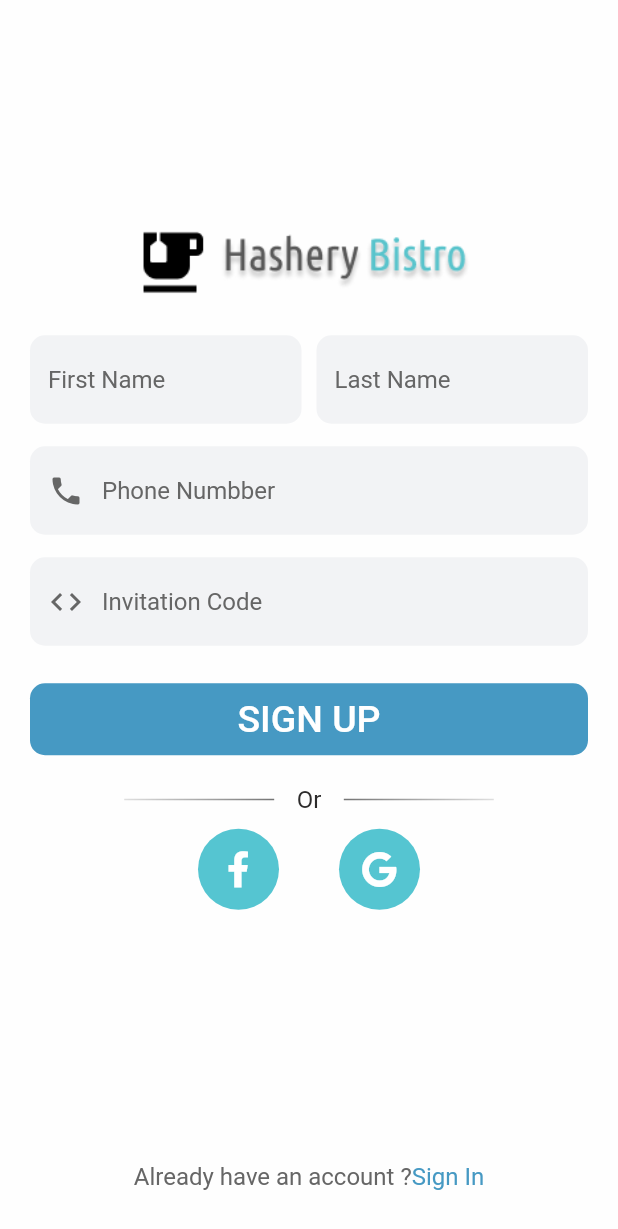
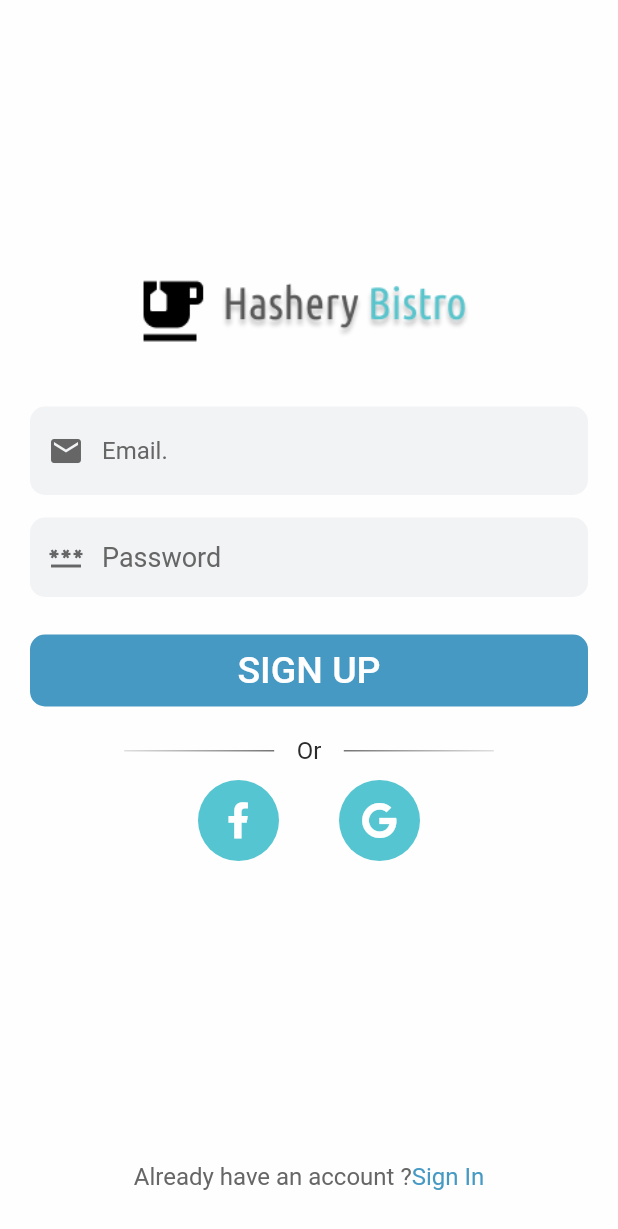
Before and after one commit to TeerapongP/flutter-food-delivery, a Flutter app: the screen it shows after launch, after a tap on "Sign Up", on a phone screen of 412 x 824 dp. Shown: the top 1229 px of the screen. Run offline on Flutter 3.47's test engine with Material 2 defaults, Android fonts, the phone set to English and light mode, and no system bars; our stand-ins replace firebase_auth, firebase_core, font_awesome_flutter, google_sign_in; missing offline and left inert: flutter_facebook_auth; accounts and stored records are empty; network calls fail; Roboto replaces fonts that are missing (Roboto-Regular.ttf).

Commit message:
SignUp 100% can login or google

```diff
--- a/lib/page/signInPage.dart
+++ b/lib/page/signInPage.dart
@@ -255,7 +255,7 @@
                               Navigator.push(
                                 context,
                                 ScaleRoute(
-                                  page: SignUpPage(),
+                                  page: SignUpPage_Firebase(),
                                 ),
                               )
                             },
--- a/lib/page/signUpPage.dart
+++ b/lib/page/signUpPage.dart
@@ -1,13 +1,28 @@
 // ignore: file_names
-import 'package:delivery/page/signInPage.dart';
+import './Home.dart';
+
 import 'package:flutter/material.dart';
-import '../animetions/ScaleRoute.dart';
-import './signInPage.dart';
 import 'package:font_awesome_flutter/font_awesome_flutter.dart';
 
-class SignUpPage extends StatelessWidget {
-  const SignUpPage({Key? key}) : super(key: key);
+import 'package:firebase_auth/firebase_auth.dart';
+import 'package:google_sign_in/google_sign_in.dart';
+import '../animetions/ScaleRoute.dart';
+import 'package:flutter_facebook_auth/flutter_facebook_auth.dart';
 
+// ignore: camel_case_types
+class SignUpPage_Firebase extends StatefulWidget {
+  const SignUpPage_Firebase({Key? key}) : super(key: key);
+  @override
+  _SignUpPage_Firebase createState() => _SignUpPage_Firebase();
+}
+
+// ignore: camel_case_types
+class _SignUpPage_Firebase extends State<SignUpPage_Firebase> {
+  final _emailController = TextEditingController();
+  final _passwordController = TextEditingController();
+
+  String defaultFontFamily = 'Roboto-Regular.ttf';
+  double defaultIconSize = 24;
   @override
   Widget build(BuildContext context) {
     return Scaffold(
@@ -35,70 +50,14 @@
                   const SizedBox(
                     height: 15,
                   ),
-                  Row(
-                    children: const <Widget>[
-                      Flexible(
-                        flex: 1,
-                        child: TextField(
-                          showCursor: true,
-                          decoration: InputDecoration(
-                            border: OutlineInputBorder(
-                              borderRadius:
-                                  BorderRadius.all(Radius.circular(10.0)),
-                              borderSide: BorderSide(
-                                width: 0,
-                                style: BorderStyle.none,
-                              ),
-                            ),
-                            filled: true,
-                            fillColor: Color(0xFFF2F3F5),
-                            hintStyle: TextStyle(
-                              color: Color(0xFF666666),
-                              fontFamily: 'Roboto-Regular.ttf',
-                              fontSize: 16,
-                            ),
-                            hintText: "First Name",
-                          ),
-                        ),
-                      ),
-                      SizedBox(
-                        width: 10,
-                      ),
-                      Flexible(
-                        flex: 1,
-                        child: TextField(
-                          showCursor: true,
-                          decoration: InputDecoration(
-                            border: OutlineInputBorder(
-                              borderRadius: BorderRadius.all(
-                                Radius.circular(10.0),
-                              ),
-                              borderSide: BorderSide(
-                                width: 0,
-                                style: BorderStyle.none,
-                              ),
-                            ),
-                            filled: true,
-                            fillColor: Color(
-                              0xFFF2F3F5,
-                            ),
-                            hintStyle: TextStyle(
-                              color: Color(0xFF666666),
-                              fontFamily: 'Roboto-Regular.ttf',
-                              fontSize: 16,
-                            ),
-                            hintText: 'Last Name',
-                          ),
-                        ),
-                      ),
-                    ],
-                  ),
+
                   const SizedBox(
                     height: 15,
                   ),
-                  const TextField(
+                  TextField(
+                    controller: _emailController,
                     showCursor: true,
-                    decoration: InputDecoration(
+                    decoration: const InputDecoration(
                       border: OutlineInputBorder(
                         borderRadius: BorderRadius.all(
                           Radius.circular(10.0),
@@ -110,7 +69,7 @@
                       ),
                       filled: true,
                       prefixIcon: Icon(
-                        Icons.phone,
+                        Icons.mail,
                         color: Color(0xFF666666),
                         size: 24,
                       ),
@@ -122,43 +81,38 @@
                         fontFamily: 'Roboto-Regular.ttf',
                         fontSize: 16,
                       ),
-                      hintText: 'Phone Numbber',
+                      hintText: 'Email.',
                     ),
                   ),
                   const SizedBox(
                     height: 15,
                   ),
-                  const TextField(
+                  TextField(
+                    controller: _passwordController,
+                    obscureText: true,
                     showCursor: true,
                     decoration: InputDecoration(
-                      border: OutlineInputBorder(
-                        borderRadius: BorderRadius.all(
-                          Radius.circular(10.0),
-                        ),
+                      border: const OutlineInputBorder(
+                        borderRadius: BorderRadius.all(Radius.circular(10.0)),
                         borderSide: BorderSide(
                           width: 0,
                           style: BorderStyle.none,
                         ),
                       ),
                       filled: true,
+                      contentPadding: const EdgeInsets.all(16),
                       prefixIcon: Icon(
-                        Icons.code,
-                        color: Color(
-                          0xFF666666,
+                        Icons.password,
+                        color: const Color(0xFF666666),
+                        size: defaultIconSize,
                       ),
-                        size: 24,
-                      ),
-                      fillColor: Color(
-                        0xFFF2F3F5,
-                      ),
+                      fillColor: const Color(0xFFF2F3F5),
                       hintStyle: TextStyle(
-                        color: Color(
-                          0xFF666666,
-                        ),
-                        fontFamily: 'Roboto-Regular.ttf',
-                        fontSize: 16,
-                      ),
-                      hintText: 'Invitation Code',
+                          color: const Color(0xFF666666),
+                          fontFamily: defaultFontFamily,
+                          fontSize: 18,
+                          fontWeight: FontWeight.w400),
+                      hintText: "Password",
                     ),
                   ),
                   const SizedBox(
@@ -167,7 +121,48 @@
                   const SizedBox(
                     height: 15,
                   ),
-                  const SignInButtonWidget(),
+                  // ignore: prefer_const_constructors
+                  Container(
+                    width: double.infinity,
+                    // ignore: unnecessary_new
+                    decoration: const BoxDecoration(
+                      borderRadius: BorderRadius.all(Radius.circular(10.0)),
+                      boxShadow: <BoxShadow>[
+                        BoxShadow(
+                          color: Color(0xFF4699C3),
+                        ),
+                      ],
+                    ),
+                    child: MaterialButton(
+                        highlightColor: Colors.transparent,
+                        //shape: RoundedRectangleBorder(borderRadius: BorderRadius.all(Radius.circular(5.0))),
+                        child: const Padding(
+                          padding: EdgeInsets.symmetric(
+                              vertical: 8.0, horizontal: 42.0),
+                          child: Text(
+                            "SIGN UP",
+                            style: TextStyle(
+                              color: Colors.white,
+                              fontSize: 25.0,
+                              fontFamily: 'Roboto-Regular.ttf',
+                            ),
+                          ),
+                        ),
+                        onPressed: () async {
+                          await FirebaseAuth.instance
+                              .createUserWithEmailAndPassword(
+                                  email: _emailController.text,
+                                  password: _passwordController.text);
+                          setState(() {
+                            Navigator.push(
+                              context,
+                              MaterialPageRoute(
+                                builder: (context) => const HomePage(),
+                              ),
+                            );
+                          });
+                        }),
+                  ),
                   const SizedBox(
                     height: 10,
                   ),
@@ -200,9 +195,9 @@
                         Navigator.push(
                           context,
                           ScaleRoute(
-                            page: const SignInPage(),
+                            page: SignUpPage_Firebase(),
                           ),
-                        ),
+                        )
                       },
                       child: const Text(
                         "Sign In",
@@ -225,90 +220,64 @@
   }
 }
 
-class SignInButtonWidget extends StatelessWidget {
-  const SignInButtonWidget({Key? key}) : super(key: key);
-
+class FacebookGoogleLogin extends StatefulWidget {
+  const FacebookGoogleLogin({Key? key}) : super(key: key);
   @override
-  Widget build(BuildContext context) {
-    return Container(
-      width: double.infinity,
-      // ignore: unnecessary_new
-      decoration: const BoxDecoration(
-        borderRadius: BorderRadius.all(Radius.circular(10.0)),
-        boxShadow: <BoxShadow>[
-          BoxShadow(
-            color: Color(0xFF4699C3),
-          ),
-        ],
-      ),
-      child: MaterialButton(
-          highlightColor: Colors.transparent,
-          //shape: RoundedRectangleBorder(borderRadius: BorderRadius.all(Radius.circular(5.0))),
-          child: const Padding(
-            padding: EdgeInsets.symmetric(vertical: 8.0, horizontal: 42.0),
-            child: Text(
-              "SIGN UP",
-              style: TextStyle(
-                color: Colors.white,
-                fontSize: 25.0,
-                fontFamily: 'Roboto-Regular.ttf',
-              ),
-            ),
-          ),
-          onPressed: () => {}),
-    );
-  }
+  _FacebookGoogleLogin createState() => _FacebookGoogleLogin();
 }
 
-class FacebookGoogleLogin extends StatelessWidget {
-  const FacebookGoogleLogin({Key? key}) : super(key: key);
-
+// ignore: camel_case_types
+class _FacebookGoogleLogin extends State<FacebookGoogleLogin> {
+  bool _isLoggedIn = false;
+  Map _userObj = {};
+  final googel = GoogleSignIn();
+  GoogleSignInAccount? user;
   @override
   Widget build(BuildContext context) {
     return Column(
       children: <Widget>[
         Padding(
-          padding: const EdgeInsets.only(top: 10.0),
+          padding: EdgeInsets.only(top: 10.0),
           child: Row(
             mainAxisAlignment: MainAxisAlignment.center,
             children: <Widget>[
               Container(
-                decoration: const BoxDecoration(
+                decoration: BoxDecoration(
                   gradient: LinearGradient(
                       // ignore: prefer_const_literals_to_create_immutables
                       colors: [
                         Colors.black12,
                         Colors.black54,
                       ],
-                      begin: FractionalOffset(0.0, 0.0),
-                      end: FractionalOffset(1.0, 1.0),
-                      stops: [0.0, 1.0],
+                      begin: const FractionalOffset(0.0, 0.0),
+                      end: const FractionalOffset(1.0, 1.0),
+                      stops: const [0.0, 1.0],
                       tileMode: TileMode.clamp),
                 ),
                 width: 100.0,
                 height: 1.0,
               ),
-              const Padding(
+              Padding(
                 padding: EdgeInsets.only(left: 15.0, right: 15.0),
                 child: Text(
                   "Or",
                   style: TextStyle(
                       color: Color(0xFF2c2b2b),
                       fontSize: 16.0,
-                      fontFamily: 'Roboto-Regular.ttf'),
+                      fontFamily: "Roboto-Regular.ttf"),
                 ),
               ),
               Container(
-                decoration: const BoxDecoration(
+                decoration: BoxDecoration(
                   gradient: LinearGradient(
                       // ignore: prefer_const_literals_to_create_immutables
                       colors: [
                         Colors.black54,
                         Colors.black12,
                       ],
-                      begin: FractionalOffset(0.0, 0.0),
-                      end: FractionalOffset(1.0, 1.0),
-                      stops: [0.0, 1.0],
+                      begin: const FractionalOffset(0.0, 0.0),
+                      end: const FractionalOffset(1.0, 1.0),
+                      stops: const [0.0, 1.0],
                       tileMode: TileMode.clamp),
                 ),
                 width: 100.0,
@@ -321,16 +290,31 @@
           mainAxisAlignment: MainAxisAlignment.center,
           children: <Widget>[
             Padding(
-              padding: const EdgeInsets.only(top: 10.0, right: 40.0),
+              padding: EdgeInsets.only(top: 10.0, right: 40.0),
               child: GestureDetector(
-                onTap: () {},
+                onTap: () async {
+                  FacebookAuth.instance.login(
+                      permissions: ["public_profile", "email"]).then((value) {
+                    FacebookAuth.instance.getUserData().then((userData) {
+                      setState(() {
+                        _isLoggedIn = true;
+                        _userObj = userData;
+                        Navigator.of(context).pushReplacement(
+                          MaterialPageRoute(
+                            builder: (context) => HomePage(),
+                          ),
+                        );
+                      });
+                    });
+                  });
+                },
                 child: Container(
                   padding: const EdgeInsets.all(15.0),
-                  decoration: const BoxDecoration(
+                  decoration: BoxDecoration(
                     shape: BoxShape.circle,
                     color: Color(0xFF55C5D1),
                   ),
-                  child: const Icon(
+                  child: Icon(
                     FontAwesomeIcons.facebookF,
                     color: Color(0xFFFFFFFF),
                   ),
@@ -338,22 +322,43 @@
               ),
             ),
             Padding(
-              padding: const EdgeInsets.only(top: 10.0),
+              padding: EdgeInsets.only(top: 10.0),
               child: GestureDetector(
-                onTap: () => {},
+                  onTap: () async {
+                    try {
+                      final googleMethod = await googel.signIn();
+                      user = googleMethod;
+                      final auth = await googleMethod?.authentication;
+                      final cred = GoogleAuthProvider.credential(
+                          accessToken: auth!.idToken, idToken: auth.idToken);
+                      await FirebaseAuth.instance
+                          .signInWithCredential(cred)
+                          .whenComplete(() {
+                        print(user!.email.toString());
+                        print(user!.displayName.toString());
+                        print(user!.photoUrl.toString());
+                        Navigator.of(context).pushReplacement(
+                          MaterialPageRoute(
+                            builder: (context) => HomePage(),
+                          ),
+                        );
+                      });
+                    } catch (e) {
+                      print(e);
+                    }
+                  },
                   child: Container(
                     padding: const EdgeInsets.all(15.0),
-                  decoration: const BoxDecoration(
+                    decoration: BoxDecoration(
                       shape: BoxShape.circle,
                       color: Color(0xFF55C5D1),
                     ),
                     // ignore: unnecessary_new
-                  child: const Icon(
+                    child: new Icon(
                       FontAwesomeIcons.google,
                       color: Color(0xFFFFFFFF),
                     ),
-                ),
-              ),
+                  )),
             ),
           ],
         ),
```
Lines whose indentation alone changed are shown as unchanged.
